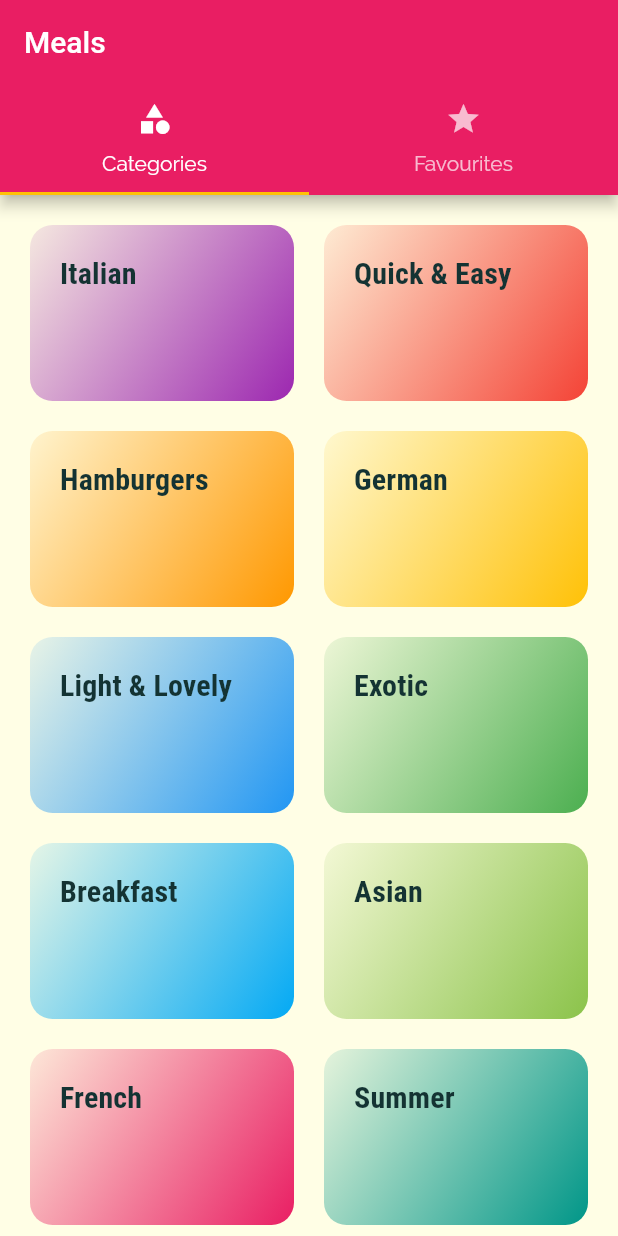
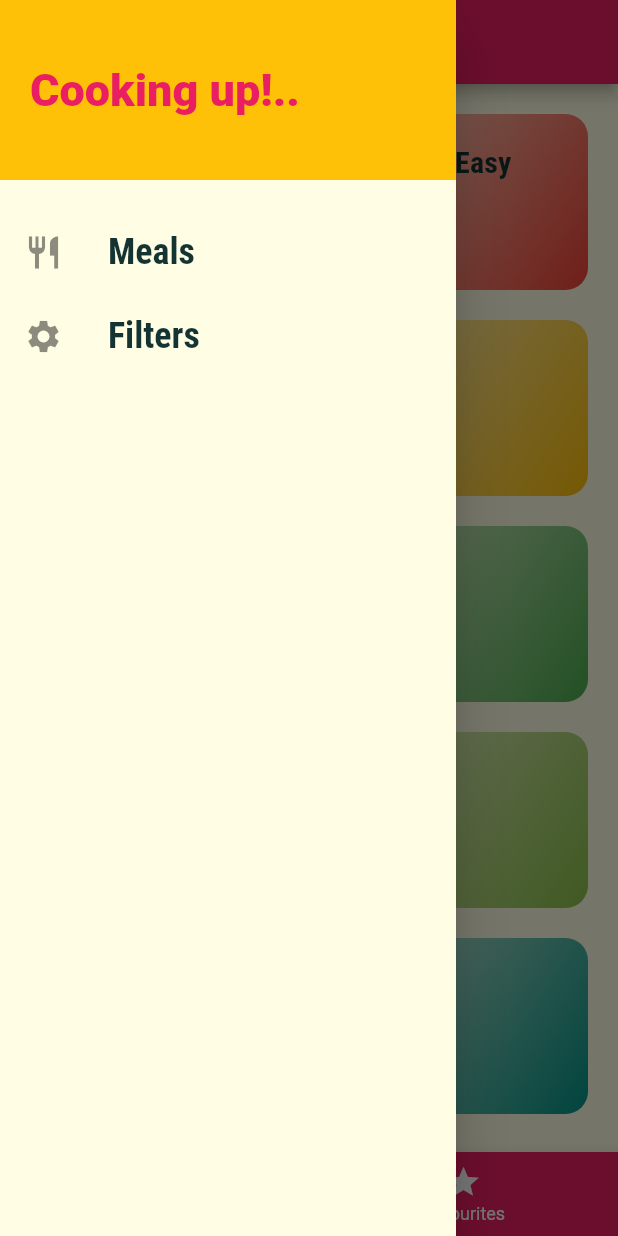
Before and after one commit to JayaSupriya-Somasani/Meals_app_flutter, a Flutter app: the screen it shows after launch, with the side drawer open (before the commit the screen has no drawer), on a phone screen of 412 x 824 dp. Run offline on Flutter 3.47's test engine with Material 2 defaults, Android fonts, the phone set to English and light mode, and no system bars.

Commit message:
Side Drawer implemented

```diff
--- a/lib/main.dart
+++ b/lib/main.dart
@@ -1,8 +1,8 @@
 import 'package:flutter/material.dart';
+import 'package:good_meals/screens/filter_screen.dart';
 import '/screens/tabs_screen.dart';
 import '/screens/category_meals_screen.dart';
 import '/screens/meal_detail_screen.dart';
-import 'screens/categories_screen.dart';
 
 void main() {
   runApp(const MyApp());
@@ -32,9 +32,13 @@ class MyApp extends StatelessWidget {
       // home: CategoriesScreen(),
       initialRoute: '/',
       routes: {
-        '/': (_) => TabsScreen(),
+        '/': (_) => const TabsScreen(),
         CategoryMealsScreen.routeName: (ctx) => CategoryMealsScreen(),
-        MealDetailScreen.routeName: (ctx) => MealDetailScreen()
+        MealDetailScreen.routeName: (ctx) => MealDetailScreen(),
+        FiltersScreen.routeName: (ctx) => FiltersScreen()
+      },
+      onGenerateRoute: (settings){
+        print(settings.arguments);
       },
     );
   }
--- /dev/null
+++ b/lib/screens/filter_screen.dart
@@ -0,0 +1,17 @@
+import 'package:flutter/material.dart';
+import '/widgets/main_drawer.dart';
+
+class FiltersScreen extends StatelessWidget {
+  static const routeName = "/fliter-screen";
+
+  @override
+  Widget build(BuildContext context) {
+    return Scaffold(
+      appBar: AppBar(
+        title: Text("your Filters"),
+      ),
+      drawer: MainDrawer(),
+      body: Text("jrgkasjf"),
+    );
+  }
+}
--- a/lib/screens/tabs_screen.dart
+++ b/lib/screens/tabs_screen.dart
@@ -1,6 +1,7 @@
 import 'package:flutter/material.dart';
+import '/screens/categories_screen.dart';
 import '/screens/favourites_screen.dart';
-import '/screens/categories_screen.dart';
+import '/widgets/main_drawer.dart';
 
 class TabsScreen extends StatefulWidget {
   const TabsScreen({Key? key}) : super(key: key);
@@ -10,32 +11,60 @@ class TabsScreen extends StatefulWidget {
 }
 
 class _TabsScreenState extends State<TabsScreen> {
+  final List<Map<String, dynamic>> _pages = [
+    {
+    'page': CategoriesScreen(),
+    'title':'Categories'
+    },{
+    'page':FavouritesScreen(),
+      'title':'Favourites'
+    }
+  ];
+
+  int _selectedPageIndex = 0;
+
+  void _onItemTapped(int index) {
+    setState(() {
+      _selectedPageIndex = index;
+    });
+  }
+
   @override
   Widget build(BuildContext context) {
-    return DefaultTabController(
-      length: 2,
-      initialIndex: 0,
-      child: Scaffold(
-        appBar: AppBar(
-          title: const Text("Meals"),
-          bottom: const TabBar(
-            tabs: [
-              Tab(
-                icon: Icon(Icons.category),
-                text: "Categories",
-              ),
-              Tab(icon: Icon(Icons.star),
-              text: 'Favourites',)
-            ],
+    return Scaffold(
+      appBar: AppBar(
+        title: Text(_pages[_selectedPageIndex]['title'].toString()),
+      ),
+      drawer: MainDrawer(),
+      bottomNavigationBar: BottomNavigationBar(
+        onTap: _onItemTapped,
+        backgroundColor: Theme
+            .of(context)
+            .primaryColor,
+        unselectedItemColor: Colors.white,
+        selectedItemColor: Theme
+            .of(context)
+            .accentColor,
+        currentIndex: _selectedPageIndex,
+        type: BottomNavigationBarType.fixed,
+        items: [
+          BottomNavigationBarItem(
+            backgroundColor: Theme
+                .of(context)
+                .primaryColor,
+            icon: const Icon(Icons.category),
+            label: 'Categories',
           ),
-        ),
-        body: const TabBarView(
-          children: [
-            CategoriesScreen(),
-           FavouritesScreen()
-          ],
-        ),
+          BottomNavigationBarItem(
+            backgroundColor: Theme
+                .of(context)
+                .primaryColor,
+            icon: const Icon(Icons.star),
+            label: 'Favourites',
+          ),
+        ],
       ),
+      body: _pages[_selectedPageIndex]['page'],
     );
   }
 }
--- /dev/null
+++ b/lib/widgets/main_drawer.dart
@@ -0,0 +1,51 @@
+import 'package:flutter/material.dart';
+import 'package:good_meals/screens/filter_screen.dart';
+
+class MainDrawer extends StatelessWidget {
+
+  Widget buildListTile(String title, IconData icon,VoidCallback tapHandler) {
+    return ListTile(
+      leading: Icon(
+        icon,
+        size: 26,
+      ),
+      title: Text(
+        title,
+        style: const TextStyle(
+            fontFamily: 'RobotoCondensed',
+            fontSize: 24,
+            fontWeight: FontWeight.bold),
+      ),
+      onTap: tapHandler,
+    );
+  }
+
+  @override
+  Widget build(BuildContext context) {
+    return Drawer(
+      child: Column(
+        children: [
+          Container(
+            height: 120,
+            width: double.infinity,
+            padding: const EdgeInsets.all(20),
+            alignment: Alignment.centerLeft,
+            color: Theme.of(context).accentColor,
+            child: Text("Cooking up!..",style: TextStyle(
+              fontWeight: FontWeight.w900,
+              fontSize: 30,
+              color: Theme.of(context).primaryColor
+            ),),
+          ),
+          const SizedBox(height: 20),
+          buildListTile("Meals", Icons.restaurant,(){
+            Navigator.of(context).pushReplacementNamed('/');
+          }),
+          buildListTile('Filters', Icons.settings,(){
+            Navigator.of(context).pushNamed(FiltersScreen.routeName);
+          })
+        ],
+      ),
+    );
+  }
+}
```
